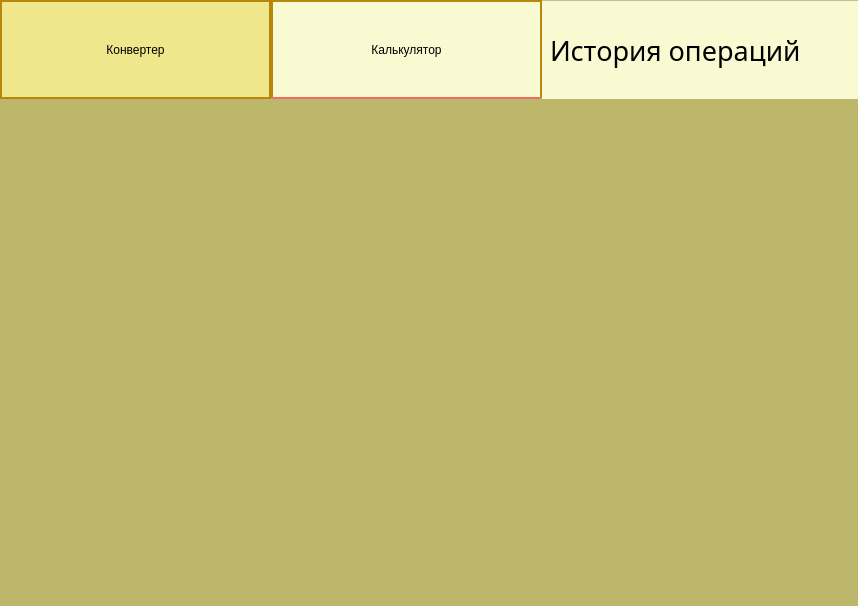
The window that design.ui (Tofuress/currency_converter_pqt) describes before a commit, drawn with Qt 5.
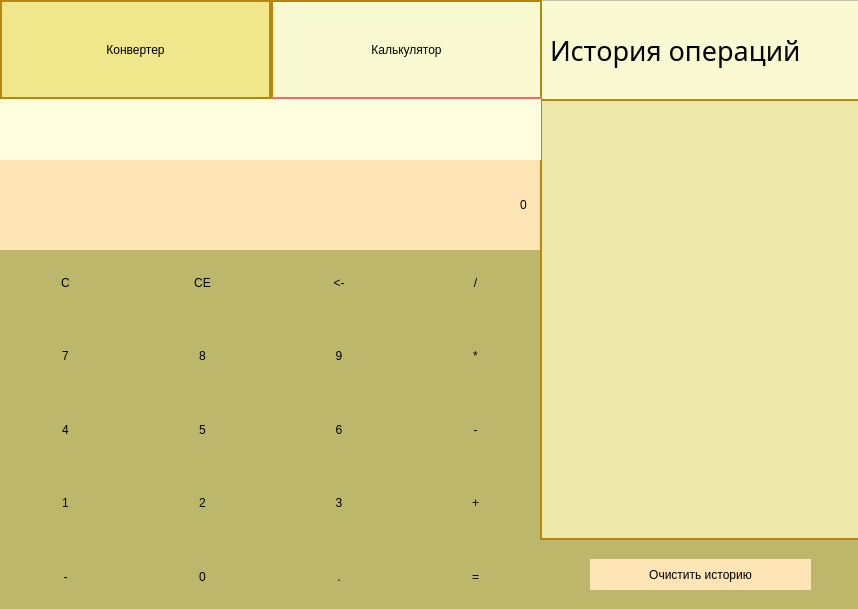
The same window after the commit. The open tabs and pages were chosen to show the change.

```diff
--- a/design.ui
+++ b/design.ui
@@ -7,7 +7,7 @@
     <x>0</x>
     <y>0</y>
     <width>858</width>
-    <height>606</height>
+    <height>609</height>
    </rect>
   </property>
   <property name="windowTitle">
@@ -812,9 +812,441 @@
      <zorder>history_list</zorder>
     </widget>
     <widget class="QWidget" name="tab_2">
+     <property name="styleSheet">
+      <string notr="true">QPushButton {
+	border: none;
+}
+
+QPushButton:hover {
+	background-color: #FAEBD7;
+}
+QPushButton:pressed {
+	background-color: #BDB76B;
+}</string>
+     </property>
      <attribute name="title">
       <string>Калькулятор</string>
      </attribute>
+     <widget class="QWidget" name="gridLayoutWidget">
+      <property name="geometry">
+       <rect>
+        <x>0</x>
+        <y>150</y>
+        <width>541</width>
+        <height>361</height>
+       </rect>
+      </property>
+      <layout class="QGridLayout" name="layout_btns">
+       <item row="3" column="2">
+        <widget class="QPushButton" name="btn_3">
+         <property name="sizePolicy">
+          <sizepolicy hsizetype="Minimum" vsizetype="Expanding">
+           <horstretch>0</horstretch>
+           <verstretch>0</verstretch>
+          </sizepolicy>
+         </property>
+         <property name="text">
+          <string>3</string>
+         </property>
+         <property name="shortcut">
+          <string>3</string>
+         </property>
+        </widget>
+       </item>
+       <item row="3" column="0">
+        <widget class="QPushButton" name="btn_1">
+         <property name="sizePolicy">
+          <sizepolicy hsizetype="Minimum" vsizetype="Expanding">
+           <horstretch>0</horstretch>
+           <verstretch>0</verstretch>
+          </sizepolicy>
+         </property>
+         <property name="text">
+          <string>1</string>
+         </property>
+         <property name="shortcut">
+          <string>1</string>
+         </property>
+        </widget>
+       </item>
+       <item row="4" column="0">
+        <widget class="QPushButton" name="btn_plus_min">
+         <property name="sizePolicy">
+          <sizepolicy hsizetype="Minimum" vsizetype="Expanding">
+           <horstretch>0</horstretch>
+           <verstretch>0</verstretch>
+          </sizepolicy>
+         </property>
+         <property name="text">
+          <string>-</string>
+         </property>
+        </widget>
+       </item>
+       <item row="1" column="1">
+        <widget class="QPushButton" name="btn_8">
+         <property name="sizePolicy">
+          <sizepolicy hsizetype="Minimum" vsizetype="Expanding">
+           <horstretch>0</horstretch>
+           <verstretch>0</verstretch>
+          </sizepolicy>
+         </property>
+         <property name="text">
+          <string>8</string>
+         </property>
+         <property name="shortcut">
+          <string>8</string>
+         </property>
+        </widget>
+       </item>
+       <item row="4" column="1">
+        <widget class="QPushButton" name="btn_0">
+         <property name="sizePolicy">
+          <sizepolicy hsizetype="Minimum" vsizetype="Expanding">
+           <horstretch>0</horstretch>
+           <verstretch>0</verstretch>
+          </sizepolicy>
+         </property>
+         <property name="text">
+          <string>0</string>
+         </property>
+         <property name="shortcut">
+          <string>0</string>
+         </property>
+        </widget>
+       </item>
+       <item row="0" column="1">
+        <widget class="QPushButton" name="btn_ce">
+         <property name="sizePolicy">
+          <sizepolicy hsizetype="Minimum" vsizetype="Expanding">
+           <horstretch>0</horstretch>
+           <verstretch>0</verstretch>
+          </sizepolicy>
+         </property>
+         <property name="text">
+          <string>CE</string>
+         </property>
+        </widget>
+       </item>
+       <item row="0" column="2">
+        <widget class="QPushButton" name="btn_baepsae">
+         <property name="sizePolicy">
+          <sizepolicy hsizetype="Minimum" vsizetype="Expanding">
+           <horstretch>0</horstretch>
+           <verstretch>0</verstretch>
+          </sizepolicy>
+         </property>
+         <property name="text">
+          <string>&lt;-</string>
+         </property>
+         <property name="shortcut">
+          <string>Backspace</string>
+         </property>
+        </widget>
+       </item>
+       <item row="2" column="0">
+        <widget class="QPushButton" name="btn_4">
+         <property name="sizePolicy">
+          <sizepolicy hsizetype="Minimum" vsizetype="Expanding">
+           <horstretch>0</horstretch>
+           <verstretch>0</verstretch>
+          </sizepolicy>
+         </property>
+         <property name="text">
+          <string>4</string>
+         </property>
+         <property name="shortcut">
+          <string>4</string>
+         </property>
+        </widget>
+       </item>
+       <item row="2" column="1">
+        <widget class="QPushButton" name="btn_5">
+         <property name="sizePolicy">
+          <sizepolicy hsizetype="Minimum" vsizetype="Expanding">
+           <horstretch>0</horstretch>
+           <verstretch>0</verstretch>
+          </sizepolicy>
+         </property>
+         <property name="text">
+          <string>5</string>
+         </property>
+         <property name="shortcut">
+          <string>5</string>
+         </property>
+        </widget>
+       </item>
+       <item row="1" column="2">
+        <widget class="QPushButton" name="btn_9">
+         <property name="sizePolicy">
+          <sizepolicy hsizetype="Minimum" vsizetype="Expanding">
+           <horstretch>0</horstretch>
+           <verstretch>0</verstretch>
+          </sizepolicy>
+         </property>
+         <property name="text">
+          <string>9</string>
+         </property>
+         <property name="shortcut">
+          <string>9</string>
+         </property>
+        </widget>
+       </item>
+       <item row="2" column="2">
+        <widget class="QPushButton" name="btn_6">
+         <property name="sizePolicy">
+          <sizepolicy hsizetype="Minimum" vsizetype="Expanding">
+           <horstretch>0</horstretch>
+           <verstretch>0</verstretch>
+          </sizepolicy>
+         </property>
+         <property name="text">
+          <string>6</string>
+         </property>
+         <property name="shortcut">
+          <string>6</string>
+         </property>
+        </widget>
+       </item>
+       <item row="0" column="0">
+        <widget class="QPushButton" name="btn_c">
+         <property name="sizePolicy">
+          <sizepolicy hsizetype="Minimum" vsizetype="Expanding">
+           <horstretch>0</horstretch>
+           <verstretch>0</verstretch>
+          </sizepolicy>
+         </property>
+         <property name="text">
+          <string>C</string>
+         </property>
+        </widget>
+       </item>
+       <item row="4" column="2">
+        <widget class="QPushButton" name="btn_dot">
+         <property name="sizePolicy">
+          <sizepolicy hsizetype="Minimum" vsizetype="Expanding">
+           <horstretch>0</horstretch>
+           <verstretch>0</verstretch>
+          </sizepolicy>
+         </property>
+         <property name="text">
+          <string>.</string>
+         </property>
+         <property name="shortcut">
+          <string>.</string>
+         </property>
+        </widget>
+       </item>
+       <item row="1" column="0">
+        <widget class="QPushButton" name="btn_7">
+         <property name="sizePolicy">
+          <sizepolicy hsizetype="Minimum" vsizetype="Expanding">
+           <horstretch>0</horstretch>
+           <verstretch>0</verstretch>
+          </sizepolicy>
+         </property>
+         <property name="text">
+          <string>7</string>
+         </property>
+         <property name="shortcut">
+          <string>7</string>
+         </property>
+        </widget>
+       </item>
+       <item row="3" column="1">
+        <widget class="QPushButton" name="btn_2">
+         <property name="sizePolicy">
+          <sizepolicy hsizetype="Minimum" vsizetype="Expanding">
+           <horstretch>0</horstretch>
+           <verstretch>0</verstretch>
+          </sizepolicy>
+         </property>
+         <property name="text">
+          <string>2</string>
+         </property>
+         <property name="shortcut">
+          <string>2</string>
+         </property>
+        </widget>
+       </item>
+       <item row="0" column="3">
+        <widget class="QPushButton" name="btn_div">
+         <property name="sizePolicy">
+          <sizepolicy hsizetype="Minimum" vsizetype="Expanding">
+           <horstretch>0</horstretch>
+           <verstretch>0</verstretch>
+          </sizepolicy>
+         </property>
+         <property name="text">
+          <string>/</string>
+         </property>
+         <property name="shortcut">
+          <string>/</string>
+         </property>
+        </widget>
+       </item>
+       <item row="1" column="3">
+        <widget class="QPushButton" name="btn_mult">
+         <property name="sizePolicy">
+          <sizepolicy hsizetype="Minimum" vsizetype="Expanding">
+           <horstretch>0</horstretch>
+           <verstretch>0</verstretch>
+          </sizepolicy>
+         </property>
+         <property name="text">
+          <string>*</string>
+         </property>
+         <property name="shortcut">
+          <string>*</string>
+         </property>
+        </widget>
+       </item>
+       <item row="2" column="3">
+        <widget class="QPushButton" name="btn_minus">
+         <property name="sizePolicy">
+          <sizepolicy hsizetype="Minimum" vsizetype="Expanding">
+           <horstretch>0</horstretch>
+           <verstretch>0</verstretch>
+          </sizepolicy>
+         </property>
+         <property name="text">
+          <string>-</string>
+         </property>
+         <property name="shortcut">
+          <string>-</string>
+         </property>
+        </widget>
+       </item>
+       <item row="3" column="3">
+        <widget class="QPushButton" name="btn_plus">
+         <property name="sizePolicy">
+          <sizepolicy hsizetype="Minimum" vsizetype="Expanding">
+           <horstretch>0</horstretch>
+           <verstretch>0</verstretch>
+          </sizepolicy>
+         </property>
+         <property name="text">
+          <string>+</string>
+         </property>
+         <property name="shortcut">
+          <string>+</string>
+         </property>
+        </widget>
+       </item>
+       <item row="4" column="3">
+        <widget class="QPushButton" name="btn_eq">
+         <property name="sizePolicy">
+          <sizepolicy hsizetype="Minimum" vsizetype="Expanding">
+           <horstretch>0</horstretch>
+           <verstretch>0</verstretch>
+          </sizepolicy>
+         </property>
+         <property name="text">
+          <string>=</string>
+         </property>
+         <property name="shortcut">
+          <string>=</string>
+         </property>
+        </widget>
+       </item>
+      </layout>
+     </widget>
+     <widget class="QLineEdit" name="lineEdit">
+      <property name="geometry">
+       <rect>
+        <x>0</x>
+        <y>60</y>
+        <width>541</width>
+        <height>91</height>
+       </rect>
+      </property>
+      <property name="sizePolicy">
+       <sizepolicy hsizetype="Expanding" vsizetype="Maximum">
+        <horstretch>0</horstretch>
+        <verstretch>0</verstretch>
+       </sizepolicy>
+      </property>
+      <property name="styleSheet">
+       <string notr="true">border:none;
+background-color: #FFE4B5;
+padding-right: 10px;</string>
+      </property>
+      <property name="text">
+       <string>0</string>
+      </property>
+      <property name="alignment">
+       <set>Qt::AlignRight|Qt::AlignTrailing|Qt::AlignVCenter</set>
+      </property>
+      <property name="readOnly">
+       <bool>true</bool>
+      </property>
+     </widget>
+     <widget class="QListWidget" name="history_list_2">
+      <property name="geometry">
+       <rect>
+        <x>540</x>
+        <y>0</y>
+        <width>321</width>
+        <height>441</height>
+       </rect>
+      </property>
+      <property name="font">
+       <font>
+        <family>Felix Titling</family>
+        <pointsize>16</pointsize>
+       </font>
+      </property>
+      <property name="styleSheet">
+       <string notr="true">background: #EEE8AA;
+	width: 263px;
+    border: 2px solid #B8860B;
+    padding: 2px;</string>
+      </property>
+     </widget>
+     <widget class="QLineEdit" name="label">
+      <property name="geometry">
+       <rect>
+        <x>0</x>
+        <y>0</y>
+        <width>541</width>
+        <height>61</height>
+       </rect>
+      </property>
+      <property name="styleSheet">
+       <string notr="true">background-color: #FFFFE0;
+padding: 10px;
+border: none;</string>
+      </property>
+      <property name="text">
+       <string/>
+      </property>
+      <property name="alignment">
+       <set>Qt::AlignRight|Qt::AlignTrailing|Qt::AlignVCenter</set>
+      </property>
+     </widget>
+     <widget class="QPushButton" name="clear_2">
+      <property name="geometry">
+       <rect>
+        <x>590</x>
+        <y>460</y>
+        <width>221</width>
+        <height>31</height>
+       </rect>
+      </property>
+      <property name="styleSheet">
+       <string notr="true">QPushButton{
+background-color: #FFE4B5;
+}
+QPushButton:hover {
+	background-color: #FAEBD7;
+}
+QPushButton:pressed {
+	background-color: #BDB76B;
+}</string>
+      </property>
+      <property name="text">
+       <string>Очистить историю</string>
+      </property>
+     </widget>
     </widget>
    </widget>
   </widget>
```
Left out of the diff: 30 changed lines with no effect on the pictures.
